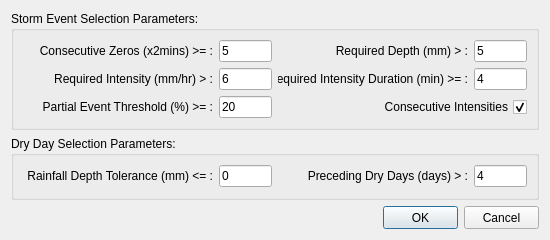
Old version of the form ui_elements/ui_flowbot_dialog_event_analysis_params_base.ui in the repository gusgraham/flowbot.
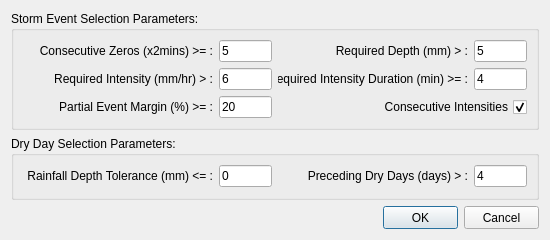
New version of the form.

What changed in the file:
```diff
--- a/ui_elements/ui_flowbot_dialog_event_analysis_params_base.ui
+++ b/ui_elements/ui_flowbot_dialog_event_analysis_params_base.ui
@@ -222,7 +222,7 @@
              </size>
             </property>
             <property name="text">
-             <string>Partial Event Threshold (%) &gt;= :</string>
+             <string>Partial Event Margin (%) &gt;= :</string>
             </property>
             <property name="alignment">
              <set>Qt::AlignRight|Qt::AlignTrailing|Qt::AlignVCenter</set>
```
Left out of the diff: 24 changed lines with no effect on the pictures.
